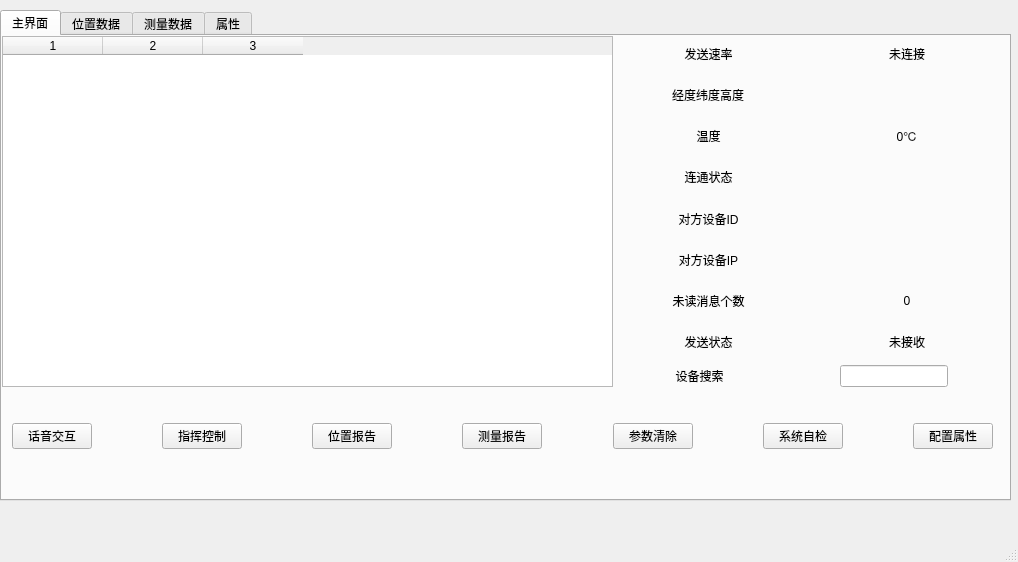
Before: the Qt Designer form UI/mainWindow.ui in 413180794/EPLRS_station, drawn with Qt 5.
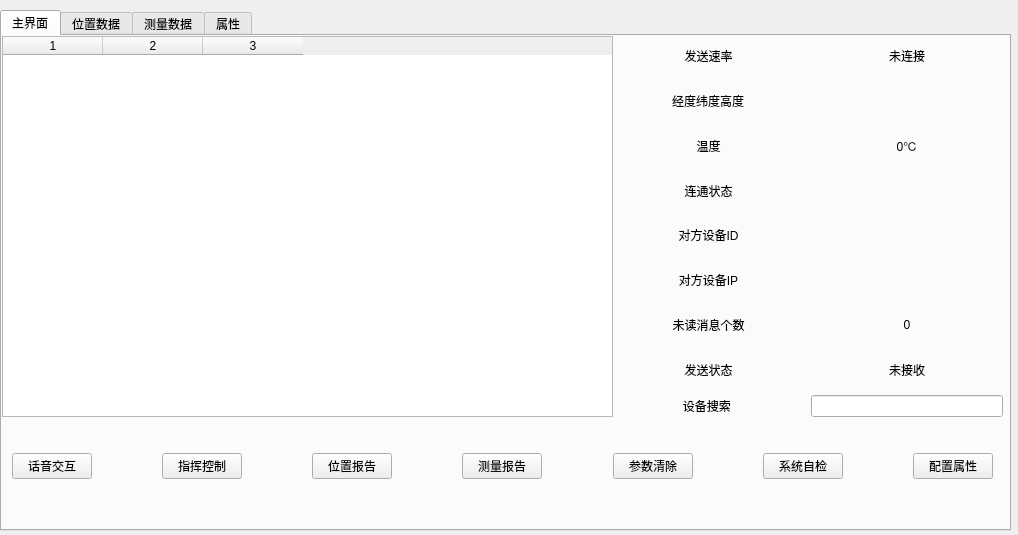
After: the same form once the commit is applied.

Commit message: 修改界面为全屏，加入启动软件，启动键盘

Diff of the .ui file:
```diff
--- a/UI/mainWindow.ui
+++ b/UI/mainWindow.ui
@@ -7,7 +7,7 @@
     <x>0</x>
     <y>0</y>
     <width>1018</width>
-    <height>562</height>
+    <height>535</height>
    </rect>
   </property>
   <property name="windowTitle">
@@ -23,7 +23,7 @@
       <x>0</x>
       <y>10</y>
       <width>1011</width>
-      <height>491</height>
+      <height>521</height>
      </rect>
     </property>
     <property name="currentIndex">
@@ -39,7 +39,7 @@
         <x>610</x>
         <y>0</y>
         <width>391</width>
-        <height>351</height>
+        <height>381</height>
        </rect>
       </property>
       <layout class="QVBoxLayout" name="verticalLayout_4">
@@ -243,28 +243,21 @@
          <item>
           <widget class="QLabel" name="_search_device_label">
            <property name="text">
-            <string>                   设备搜索      </string>
+            <string>设备搜索 </string>
            </property>
            <property name="alignment">
             <set>Qt::AlignCenter</set>
            </property>
           </widget>
          </item>
-         <item>
-          <spacer name="horizontalSpacer_5">
-           <property name="orientation">
-            <enum>Qt::Horizontal</enum>
-           </property>
-           <property name="sizeHint" stdset="0">
-            <size>
-             <width>90</width>
-             <height>20</height>
-            </size>
-           </property>
-          </spacer>
-         </item>
          <item>
           <widget class="QLineEdit" name="search_edit">
+           <property name="sizePolicy">
+            <sizepolicy hsizetype="Preferred" vsizetype="Fixed">
+             <horstretch>0</horstretch>
+             <verstretch>0</verstretch>
+            </sizepolicy>
+           </property>
            <property name="focusPolicy">
             <enum>Qt::ClickFocus</enum>
            </property>
@@ -273,19 +266,6 @@
            </property>
           </widget>
          </item>
-         <item>
-          <spacer name="horizontalSpacer_8">
-           <property name="orientation">
-            <enum>Qt::Horizontal</enum>
-           </property>
-           <property name="sizeHint" stdset="0">
-            <size>
-             <width>40</width>
-             <height>20</height>
-            </size>
-           </property>
-          </spacer>
-         </item>
         </layout>
        </item>
       </layout>
@@ -296,7 +276,7 @@
         <x>0</x>
         <y>0</y>
         <width>611</width>
-        <height>351</height>
+        <height>381</height>
        </rect>
       </property>
       <property name="editTriggers">
@@ -328,7 +308,7 @@
       <property name="geometry">
        <rect>
         <x>0</x>
-        <y>350</y>
+        <y>380</y>
         <width>1001</width>
         <height>101</height>
        </rect>
@@ -790,17 +770,6 @@
     </widget>
    </widget>
   </widget>
-  <widget class="QMenuBar" name="menubar">
-   <property name="geometry">
-    <rect>
-     <x>0</x>
-     <y>0</y>
-     <width>1018</width>
-     <height>32</height>
-    </rect>
-   </property>
-  </widget>
-  <widget class="QStatusBar" name="statusbar"/>
   <action name="set_property">
    <property name="text">
     <string>属性...</string>
```
The commit also changes 2 other files.
